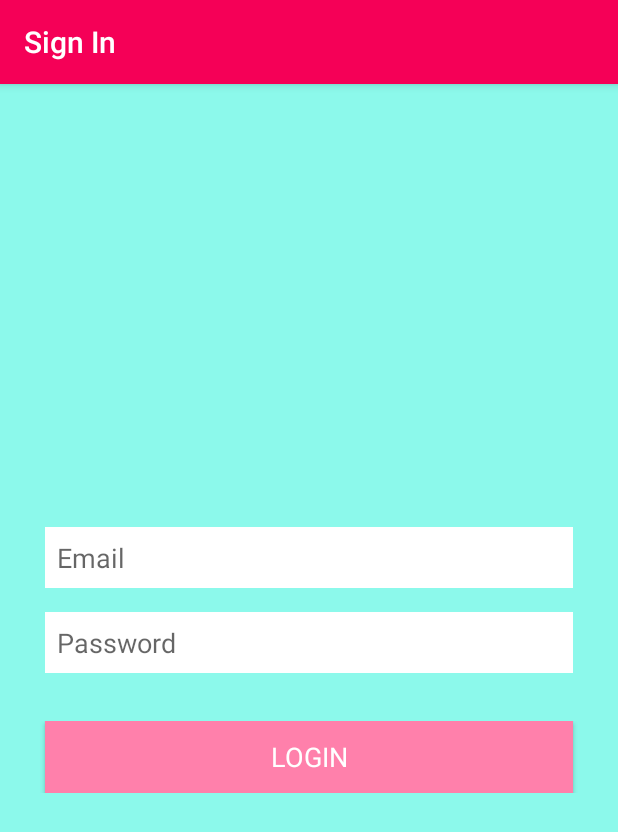
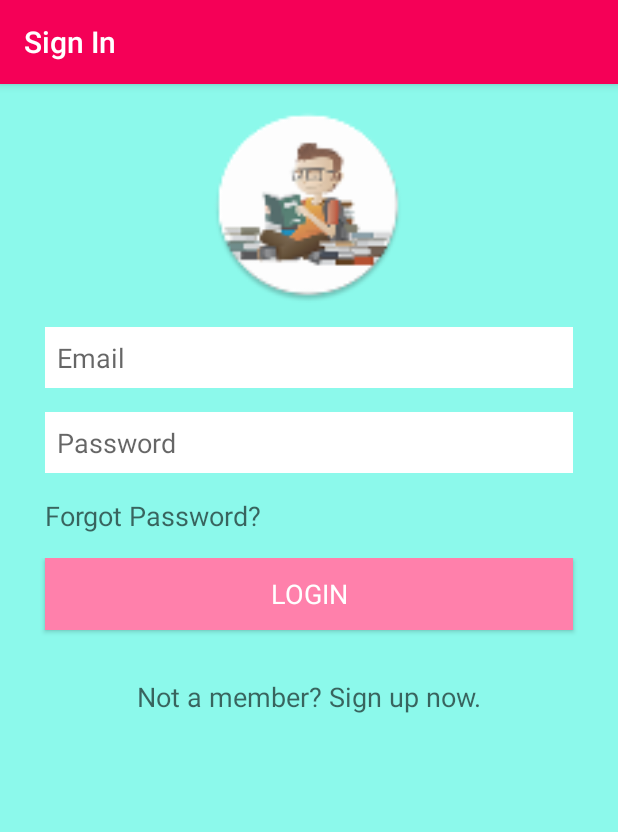
Before and after one commit to ritikagr/Enkindle_App, an Android app: the LoginActivity screen opened directly, with no data from a screen before it, on a phone screen of 412 x 824 dp. Shown: the top 832 px of the screen. Run offline under Robolectric (Android 15) with nearby library versions, the phone set to English and light mode, and no system bars; our stand-ins replace Volley.

Commit message:
"link to login" from register activity and "link to register" from register activity added

```diff
--- a/app/src/main/res/layout/activity_login.xml
+++ b/app/src/main/res/layout/activity_login.xml
@@ -7,9 +7,20 @@
     tools:context=".activity.LoginActivity">
 
     <LinearLayout
+        android:layout_width="130dp"
+        android:layout_height="130dp"
+        android:orientation="horizontal"
+        android:layout_centerHorizontal="true"
+        android:id="@+id/login_logo"
+        android:layout_marginTop="@dimen/activity_vertical_margin"
+        android:background="@mipmap/enkindle_logo"></LinearLayout>
+
+    <LinearLayout
         android:layout_width="match_parent"
         android:layout_height="wrap_content"
         android:orientation="vertical"
+        android:layout_below="@id/login_logo"
+        android:layout_marginTop="@dimen/activity_vertical_margin"
         android:layout_centerHorizontal="true"
         android:layout_centerVertical="true">
 
@@ -26,12 +37,19 @@
             android:password="true"
             style="@style/activity_login_edittext"></EditText>
 
+        <TextView
+            style="@style/activity_login_button"
+            android:layout_marginTop="@dimen/activity_vertical_margin"
+            android:id="@+id/forgot_password"
+            android:text="@string/forgot_password"
+            />
+
         <LinearLayout
             android:layout_width="match_parent"
             android:layout_height="wrap_content"
-            android:orientation="horizontal"
+            android:orientation="vertical"
             android:id="@+id/login"
-            android:layout_marginTop="32dp">
+            android:layout_marginTop="16dp">
 
             <Button
                 style="@style/activity_login_button"
@@ -41,6 +59,15 @@
                 android:textColor="@android:color/white"
                 android:textAlignment="center"
                 android:background="@color/colorAccent"/>
+
+            <TextView
+                style="@style/activity_login_button"
+                android:layout_marginTop="32dp"
+                android:onClick="LinkToRegister"
+                android:id="@+id/not_a_member_signup"
+                android:textAlignment="center"
+                android:text="@string/not_a_member_signup"
+                />
         </LinearLayout>
 
     </LinearLayout>
--- a/app/src/main/res/layout/content_main.xml
+++ b/app/src/main/res/layout/content_main.xml
@@ -11,7 +11,8 @@
     <RelativeLayout
         android:layout_width="match_parent"
         android:layout_height="0dp"
-        android:layout_weight="3">
+        android:layout_weight="3"
+        android:layout_marginTop="@dimen/activity_vertical_margin">
 
         <LinearLayout
             android:layout_width="match_parent"
--- a/app/src/main/res/values/strings.xml
+++ b/app/src/main/res/values/strings.xml
@@ -17,6 +17,9 @@
     <string name="ask_question">Ask</string>
     <string name="read_more">Read more</string>
     <string name="question_title">Question</string>
+    <string name="forgot_password">Forgot Password?</string>
+    <string name="not_a_member_signup">Not a member? Sign up now.</string>
+    <string name="already_registered">Already registered! Login me.</string>
 
     <string name="slide_1_title">CONSULT FOR MENTORSHIP</string>
     <string name="slide_2_title">ASK A QUESTION</string>
```
Also changed, not shown: app/src/main/java/com/iitism/ritik/enkindle/activity/LoginActivity.java (+7 -0 lines), app/src/main/java/com/iitism/ritik/enkindle/activity/SignUpActivity.java (+7 -0 lines), app/src/main/res/layout/activity_sign_up.xml (+10 -1 lines).
